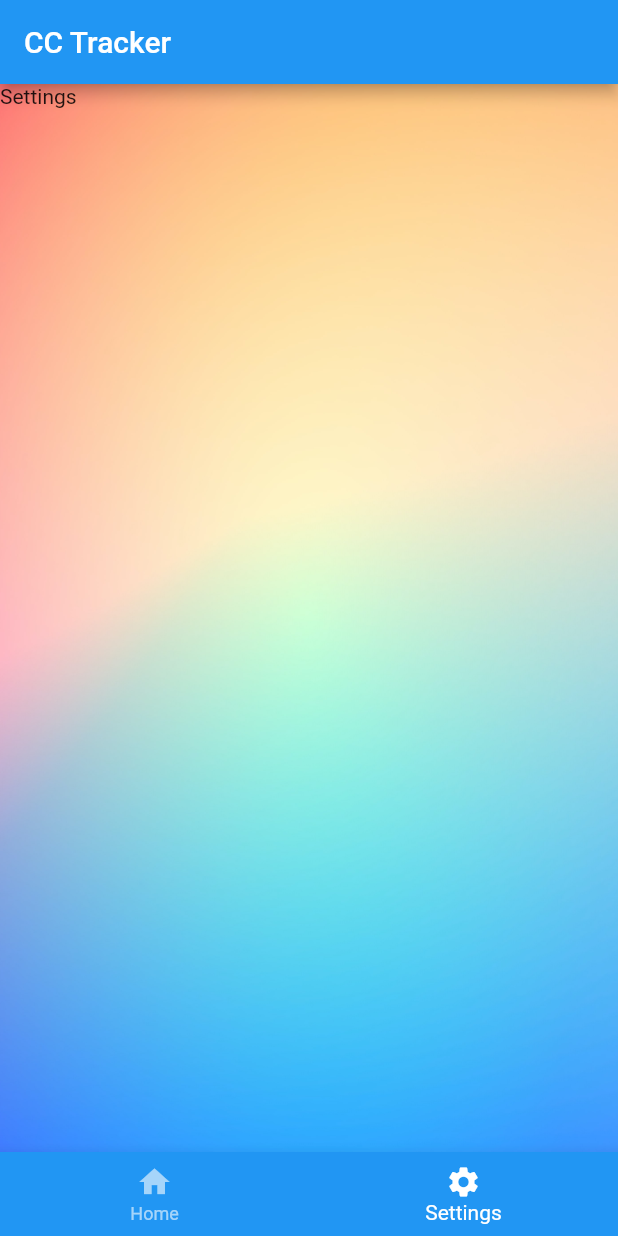
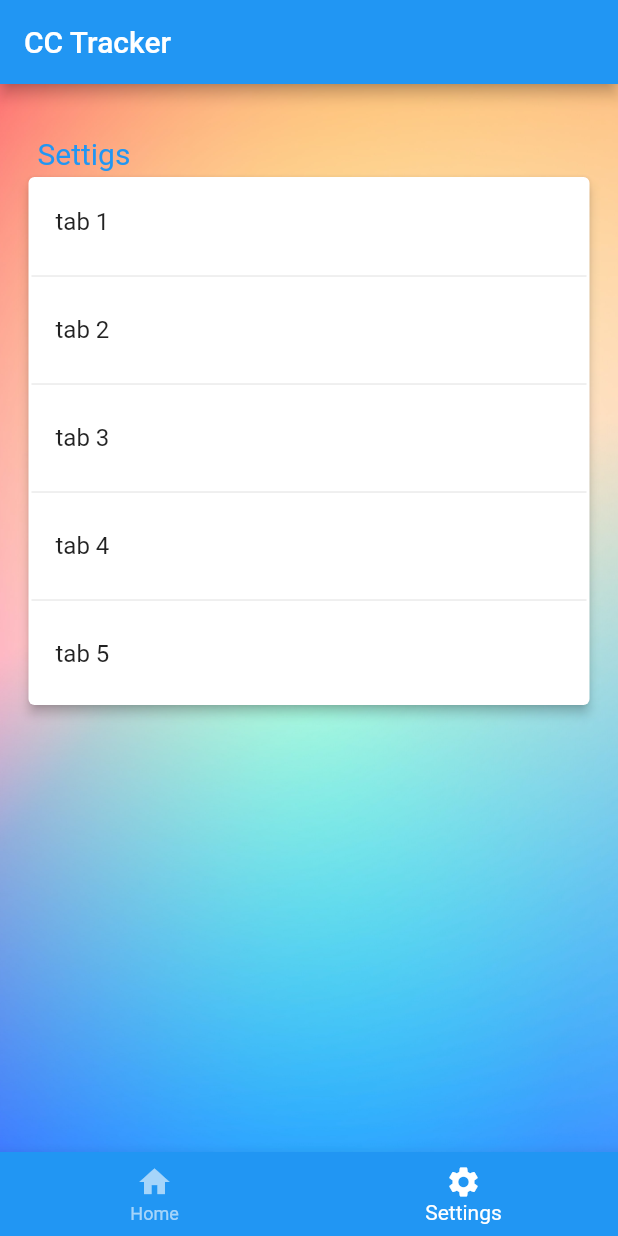
Before and after one commit to DmitryAfitserov/cctracker, a Flutter app: the screen it shows after launch, item 2 of the bottom bar chosen, on a phone screen of 412 x 824 dp. Run offline on Flutter 3.47's test engine with Material 2 defaults, Android fonts, the phone set to English and light mode, and no system bars; our stand-ins replace rxdart; network calls fail.

```diff
--- a/lib/ui/SettingsStateBar.dart
+++ b/lib/ui/SettingsStateBar.dart
@@ -17,6 +17,15 @@ class SettingsStateBarState extends State<SettingsStateBar>{
 
   @override
   Widget build(BuildContext context) {
+    List<String> _listViewData = [
+      "tab 1",
+      "tab 2",
+      "tab 3",
+      "tab 4",
+      "tab 5",
+
+    ];
+
     return Scaffold(
         appBar: AppBar(
           title: Text("CC Tracker"),
@@ -31,12 +40,44 @@ class SettingsStateBarState extends State<SettingsStateBar>{
           ),
           child: Scaffold(
             backgroundColor: Colors.transparent,
-            body: Column(
-              children: [
-                Text("Settings")
+            body: Container(
+              margin: EdgeInsets.all(15),
+              child: Column(
+                crossAxisAlignment: CrossAxisAlignment.start,
 
-              ],
-            ),
+                children: [
+                  Container(margin: EdgeInsets.fromLTRB(10, 20, 15, 0), child:
+                  Text("Settigs", style: TextStyle(color: Colors.blue, fontSize: 20),)
+                    ,),
+                  Container(
+                    height: 360,
+
+                    child: Card(
+                      elevation: 3.0,
+
+                      child: ListView.separated(
+                        itemCount: 5,
+                        padding: EdgeInsets.all(2.0),
+                        itemBuilder: (context, index) {
+                          return ListTile(
+                            title: Text(_listViewData[index]),
+                          );
+                        },
+                        separatorBuilder: (context, index) {
+                          return Divider();
+                        },
+
+                       // children:
+                      //  _listViewData.map((data) => ListTile(title: Text(data))).toList(),
+
+                      ),
+                    ),
+                  )
+                ],
+              ),
+            )
+
+
           )
         ),
 
```
